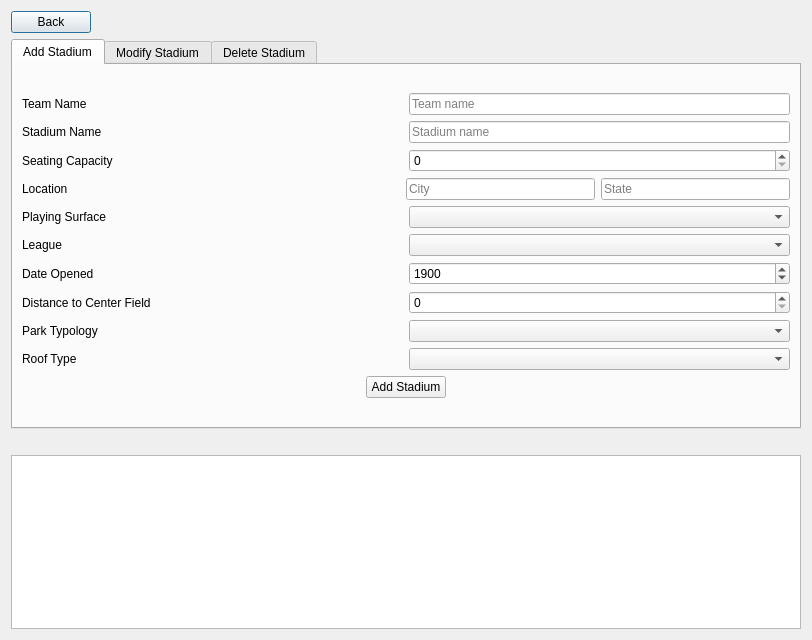
Before: the Qt Designer form BaseballProject2/modifystadiums.ui in tholm1/CS1D-Project-2-Baseball, drawn with Qt 5.
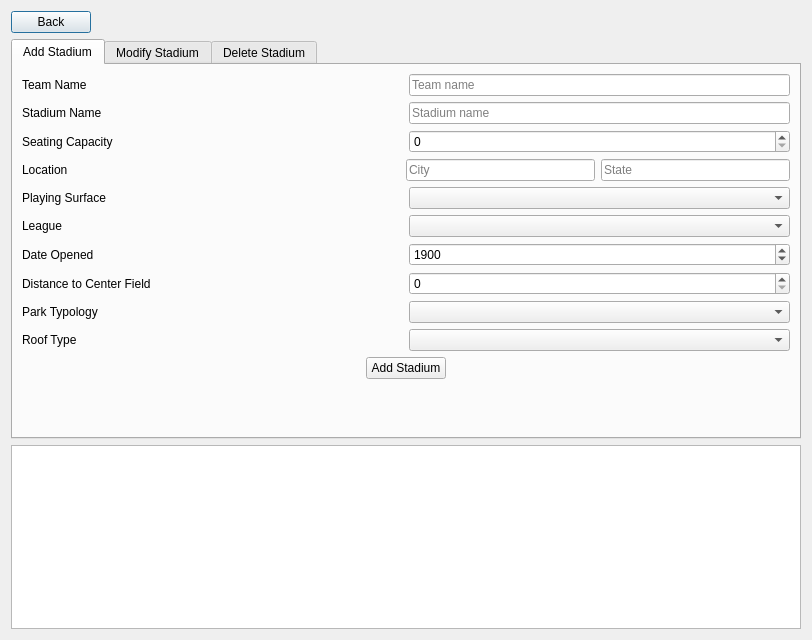
After: the same form once the commit is applied.

Commit message: Add DOXYGEN comments to modifystadiums functions

Diff of the .ui file:
```diff
--- a/BaseballProject2/modifystadiums.ui
+++ b/BaseballProject2/modifystadiums.ui
@@ -394,6 +394,46 @@
            </item>
           </layout>
          </item>
+         <item>
+          <layout class="QHBoxLayout" name="errorLayer">
+           <item>
+            <spacer name="horizontalSpacer_16">
+             <property name="orientation">
+              <enum>Qt::Horizontal</enum>
+             </property>
+             <property name="sizeHint" stdset="0">
+              <size>
+               <width>40</width>
+               <height>20</height>
+              </size>
+             </property>
+            </spacer>
+           </item>
+           <item>
+            <widget class="QLabel" name="errorLabel">
+             <property name="styleSheet">
+              <string notr="true">color: #df4f4a;</string>
+             </property>
+             <property name="text">
+              <string/>
+             </property>
+            </widget>
+           </item>
+           <item>
+            <spacer name="horizontalSpacer_17">
+             <property name="orientation">
+              <enum>Qt::Horizontal</enum>
+             </property>
+             <property name="sizeHint" stdset="0">
+              <size>
+               <width>40</width>
+               <height>20</height>
+              </size>
+             </property>
+            </spacer>
+           </item>
+          </layout>
+         </item>
         </layout>
        </item>
       </layout>
@@ -478,16 +518,6 @@
      </widget>
     </widget>
    </item>
-   <item>
-    <widget class="QLabel" name="accumulatorLabel">
-     <property name="styleSheet">
-      <string notr="true">color: rgb(255, 255, 255)</string>
-     </property>
-     <property name="text">
-      <string/>
-     </property>
-    </widget>
-   </item>
    <item>
     <widget class="QTableView" name="tableView"/>
    </item>
```
The commit also changes 7 other files.
